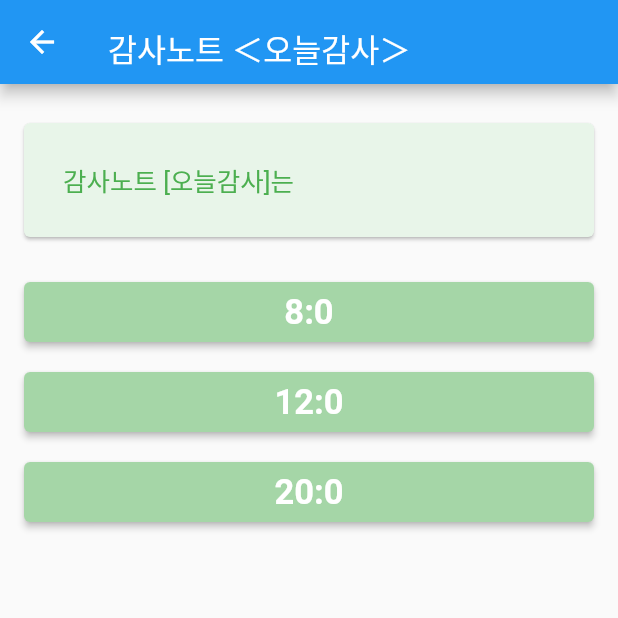
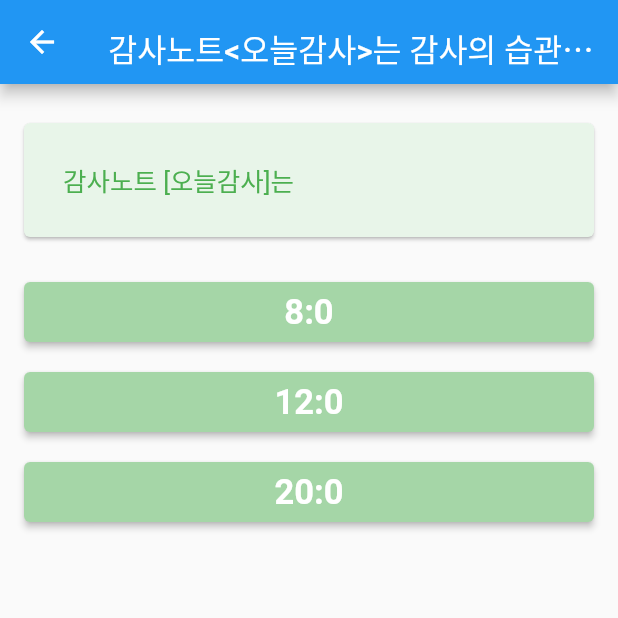
Before and after one commit to mygospel/thanks2, a Flutter app: the SettingApp screen opened directly, on a phone screen of 412 x 824 dp, the top half of it. Run offline on Flutter 3.47's test engine with Material 2 defaults, Android fonts, the light colour scheme and no system bars; our stand-ins replace badges, flutter_local_notifications, flutter_native_splash, fluttertoast, material_design_icons_flutter, shared_preferences and 4 more; missing offline and left inert: calendar_calendar; accounts and stored records are empty.

Commit message:
알람성공2

```diff
--- a/lib/setting.dart
+++ b/lib/setting.dart
@@ -132,7 +132,7 @@ class SettingAppState extends State<SettingApp> {
           // you can forcefully translate values left side using Transform
           transform: Matrix4.translationValues(0.0, 5.0, 0.0),
           child: Text(
-            "감사노트 ＜오늘감사＞",
+            "감사노트<오늘감사>는 감사의 습관을 만드는데 도움이 됩니다. 알람을 설정하시면 하루를 시작하면서, 오후를 시작하면서 그리고 하루를 마무리 하면서 감사를 기록하도록 도와줍니다.",
             textAlign: TextAlign.center,
             style: TextStyle(
               color: Colors.white,
```
